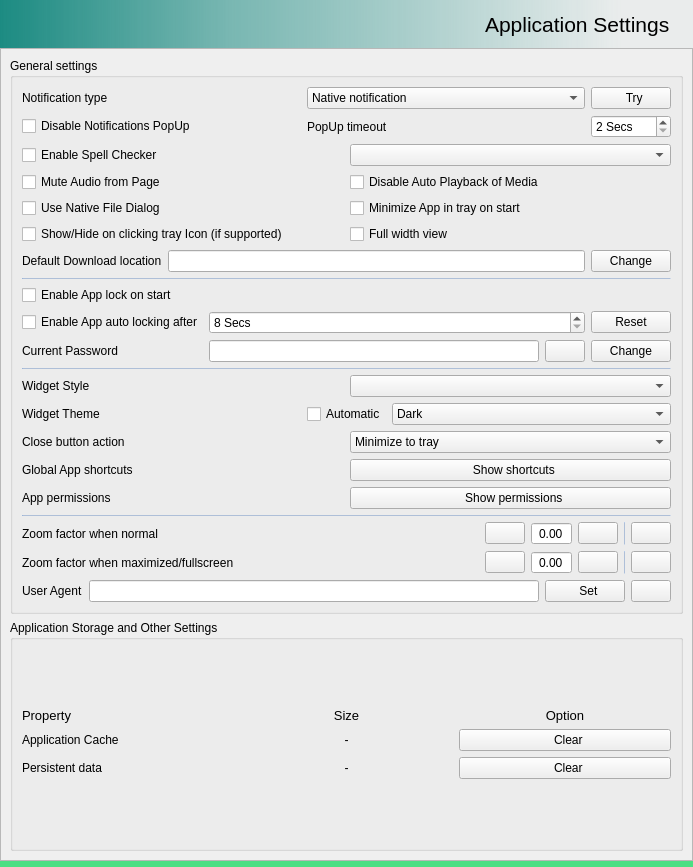
Above: src/settingswidget.ui from keshavbhatt/whatsie before the change. Below: the same form after it.
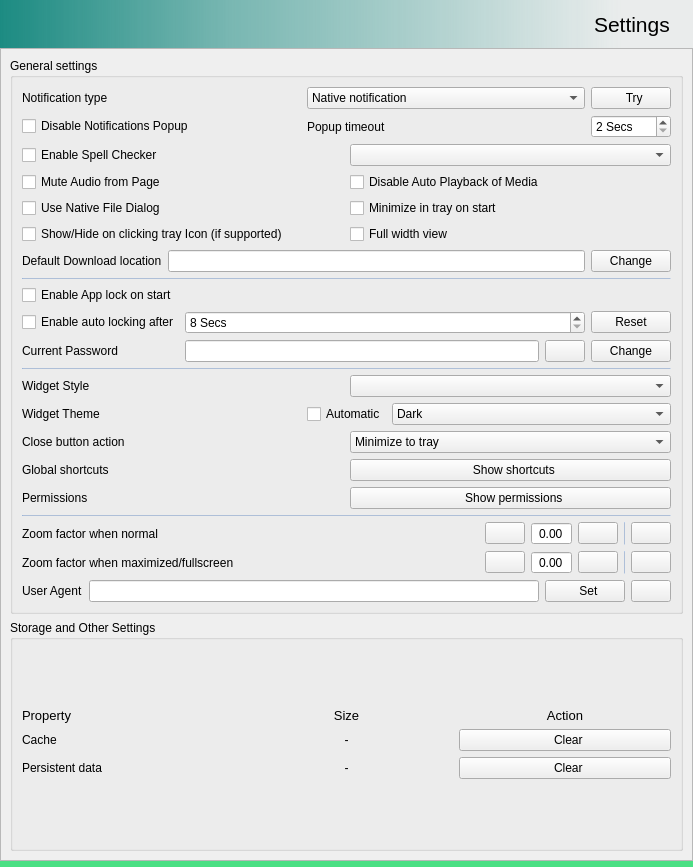
That is the form after the change. Icons and pictures are not drawn.

```diff
--- a/src/settingswidget.ui
+++ b/src/settingswidget.ui
@@ -78,7 +78,7 @@
 }</string>
         </property>
         <property name="text">
-         <string>Application Settings</string>
+         <string>Settings</string>
         </property>
         <property name="textFormat">
          <enum>Qt::PlainText</enum>
@@ -273,14 +273,14 @@
             <item row="1" column="0">
              <widget class="QCheckBox" name="notificationCheckBox">
               <property name="text">
-               <string>Disable Notifications PopUp</string>
+               <string>Disable Notifications Popup</string>
               </property>
              </widget>
             </item>
             <item row="1" column="1">
              <widget class="QLabel" name="label_14">
               <property name="text">
-               <string>PopUp timeout</string>
+               <string>Popup timeout</string>
               </property>
              </widget>
             </item>
@@ -364,7 +364,7 @@
             <item row="3" column="1">
              <widget class="QCheckBox" name="startMinimized">
               <property name="text">
-               <string>Minimize App in tray on start</string>
+               <string>Minimize in tray on start</string>
               </property>
              </widget>
             </item>
@@ -727,7 +727,7 @@
             <item row="1" column="0">
              <widget class="QLabel" name="label_9">
               <property name="text">
-               <string>Global App shortcuts</string>
+               <string>Global shortcuts</string>
               </property>
              </widget>
             </item>
@@ -752,7 +752,7 @@
             <item row="2" column="0">
              <widget class="QLabel" name="label_10">
               <property name="text">
-               <string>App permissions</string>
+               <string>Permissions</string>
               </property>
              </widget>
             </item>
@@ -805,7 +805,7 @@
             <item row="1" column="0">
              <widget class="QCheckBox" name="appAutoLockcheckBox">
               <property name="text">
-               <string>Enable App auto locking after</string>
+               <string>Enable auto locking after</string>
               </property>
              </widget>
             </item>
@@ -919,7 +919,7 @@
        <item>
         <widget class="QGroupBox" name="groupBox_7">
          <property name="title">
-          <string>Application Storage and Other Settings</string>
+          <string>Storage and Other Settings</string>
          </property>
          <layout class="QVBoxLayout" name="verticalLayout_3">
           <item>
@@ -938,7 +938,7 @@
             <item row="1" column="0">
              <widget class="QLabel" name="label_3">
               <property name="text">
-               <string>Application Cache</string>
+               <string>Cache</string>
               </property>
              </widget>
             </item>
@@ -986,7 +986,7 @@
                </font>
               </property>
               <property name="text">
-               <string>Option</string>
+               <string>Action</string>
               </property>
               <property name="alignment">
                <set>Qt::AlignCenter</set>
```
Left out of the diff: 4 changed lines with no effect on the pictures.
